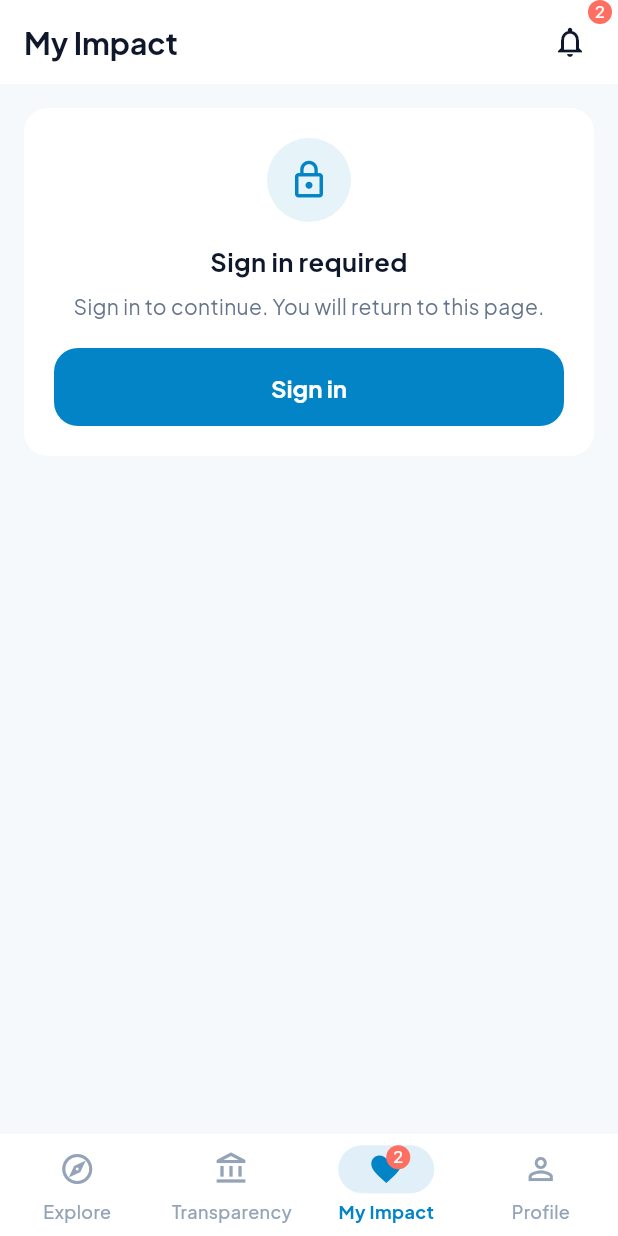
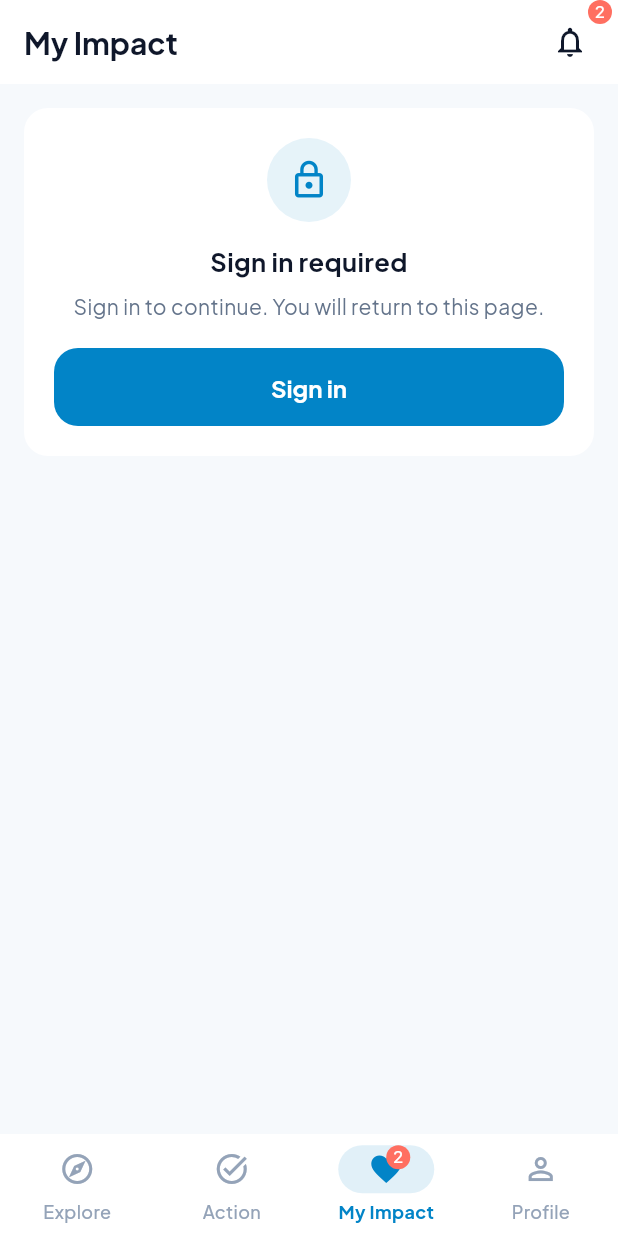
Before and after one commit to MANUSIAdosa/bluetrackproject, a Flutter app: the ImpactPage screen opened by its route, on a phone screen of 412 x 824 dp. Run offline on Flutter 3.47's test engine with Material 3 defaults, Android fonts, the phone set to English and light mode, and no system bars; our stand-ins replace flutter_map, flutter_secure_storage, go_router, hive, hive_flutter, latlong2 and 1 more; accounts and stored records are empty.

Commit message:
feat(P00): tab Aksi menggantikan Transparansi di shell & router (part 2/6)

```diff
--- a/lib/core/localization/app_localizations.dart
+++ b/lib/core/localization/app_localizations.dart
@@ -44,6 +44,9 @@ class AppLocalizations {
       // `nav.*.description` is the one-line purpose of a tab, owned by the App
       // Shell tab configuration and reused by placeholder tab pages.
       'nav.jelajahi': 'Jelajahi',
+      'nav.aksi': 'Aksi',
+      'nav.aksi.description':
+          'Lapor, pantau, dan dukung aksi bersama untuk laut.',
       'nav.transparency': 'Transparansi',
       'nav.transparency.description':
           'Lihat ke mana donasi mengalir, terbuka untuk semua tanpa perlu login.',
@@ -55,7 +58,7 @@ class AppLocalizations {
       'nav.profile.description':
           'Kelola akun dan pengaturanmu, serta akses proposal, notifikasi, '
               'dan materi belajar.',
-      'shell.offline': 'Anda sedang offline. Menampilkan data tersimpan.',
+      'shell.offline': 'Mode offline - menampilkan data tersimpan',
       'shell.notifications': 'Notifikasi',
 
       // --- Login prompt ---
@@ -401,6 +404,9 @@ class AppLocalizations {
 
       // --- Shell / navigation ---
       'nav.jelajahi': 'Explore',
+      'nav.aksi': 'Action',
+      'nav.aksi.description':
+          'Report, monitor, and support community action for the ocean.',
       'nav.transparency': 'Transparency',
       'nav.transparency.description':
           'See where donations are disbursed, open to everyone without signing in.',
@@ -412,7 +418,7 @@ class AppLocalizations {
       'nav.profile.description':
           'Manage your account and settings, and access proposals, '
               'notifications, and learning materials.',
-      'shell.offline': "You're offline. Showing saved data.",
+      'shell.offline': 'Offline mode - showing saved data',
       'shell.notifications': 'Notifications',
 
       // --- Login prompt ---
--- a/lib/core/router/app_router.dart
+++ b/lib/core/router/app_router.dart
@@ -1,6 +1,7 @@
 import 'package:flutter/material.dart';
 import 'package:go_router/go_router.dart';
 
+import '../../features/actions/presentation/actions_page.dart';
 import '../../features/auth/presentation/login_page.dart';
 import '../../features/donation/presentation/donate_amount_page.dart';
 import '../../features/donation/presentation/donate_status_page.dart';
@@ -13,7 +14,6 @@ import '../../features/organization/presentation/org_profile_page.dart';
 import '../../features/profile/presentation/profile_page.dart';
 import '../../features/project/presentation/project_detail_page.dart';
 import '../../features/shell/app_shell.dart';
-import '../../features/transparency/presentation/transparency_page.dart';
 
 /// Centralized router.
 ///
@@ -98,8 +98,12 @@ GoRouter createRouter({required bool onboardingDone}) {
           StatefulShellBranch(
             routes: [
               GoRoute(
-                path: '/transparency',
-                builder: (context, state) => const TransparencyPage(),
+                // TODO(P00-part-2): provisional route name for the Aksi tab
+                // (revised concept: Lapor → Pantau → Aksi → Dukung). The old
+                // Transparansi tab is replaced; transparency_page.dart stays
+                // in the repo but is no longer routed.
+                path: '/actions',
+                builder: (context, state) => const ActionsPage(),
               ),
             ],
           ),
--- /dev/null
+++ b/lib/features/actions/presentation/actions_page.dart
@@ -0,0 +1,22 @@
+import 'package:flutter/material.dart';
+
+import '../../../core/localization/app_localizations.dart';
+import '../../shell/tab_placeholder.dart';
+
+/// Aksi tab shell (revised concept: Lapor → Pantau → Aksi → Dukung).
+///
+/// Only the tab itself is in scope (P00, Periode 2 part 2): this stays a
+/// placeholder under the provisional `/actions` route — the full Aksi screen
+/// is a later part. As with the other tab shells, the tab's purpose line comes
+/// from the shell tab configuration, never from this page.
+class ActionsPage extends StatelessWidget {
+  const ActionsPage({super.key});
+
+  @override
+  Widget build(BuildContext context) {
+    return Scaffold(
+      appBar: AppBar(title: Text(context.tr('nav.aksi'))),
+      body: const TabPlaceholder(location: '/actions'),
+    );
+  }
+}
--- a/lib/features/shell/app_shell.dart
+++ b/lib/features/shell/app_shell.dart
@@ -31,6 +31,9 @@ class AppShell extends StatelessWidget {
         ],
       ),
       // Same unread count as the app-bar bell, read from the one controller.
+      // TODO(P00-part-5): NotificationsController is still a temporary stub
+      // over the mock NotificationRepository — rewire when the real
+      // notification source lands.
       bottomNavigationBar: ListenableBuilder(
         listenable: NotificationsController.instance,
         builder: (context, _) => NavigationBar(
@@ -103,6 +106,9 @@ class ShellTab {
 
   /// Whether this tab shows the unread-notification badge. Only My Impact does
   /// for now: the bell already covers the other tabs' app bars.
+  ///
+  /// TODO(P00-part-2): badge tab carrier kept from the Week-2 decision
+  /// (Dampakku) — confirm with the product owner under the revised concept.
   final bool showsUnreadBadge;
 
   String label(BuildContext context) => context.tr(labelKey);
@@ -125,12 +131,14 @@ abstract final class ShellTabs {
     activeIcon: Icons.explore,
   );
 
-  static const ShellTab transparency = ShellTab(
-    location: '/transparency',
-    labelKey: 'nav.transparency',
-    descriptionKey: 'nav.transparency.description',
-    icon: Icons.account_balance_outlined,
-    activeIcon: Icons.account_balance,
+  /// Aksi tab — replaces the former Transparansi tab (revised concept:
+  /// Lapor → Pantau → Aksi → Dukung). TODO(P00-part-2): confirm icon.
+  static const ShellTab actions = ShellTab(
+    location: '/actions',
+    labelKey: 'nav.aksi',
+    descriptionKey: 'nav.aksi.description',
+    icon: Icons.task_alt_outlined,
+    activeIcon: Icons.task_alt,
   );
 
   /// Release 2 only: Hibah between Transparansi and Dampakku.
@@ -164,9 +172,7 @@ abstract final class ShellTabs {
     // One binding per configured tab id — never a second tab list.
     const byConfigId = <String, ShellTab>{
       'jelajahi': explore,
-      // TODO(P00-part-UI): relabel to 'Aksi'. The config id is already 'aksi';
-      // the visible label (nav.transparency) stays until the UI part.
-      'aksi': transparency,
+      'aksi': actions,
       'dampakku': impact,
       'profil': profile,
     };
```
